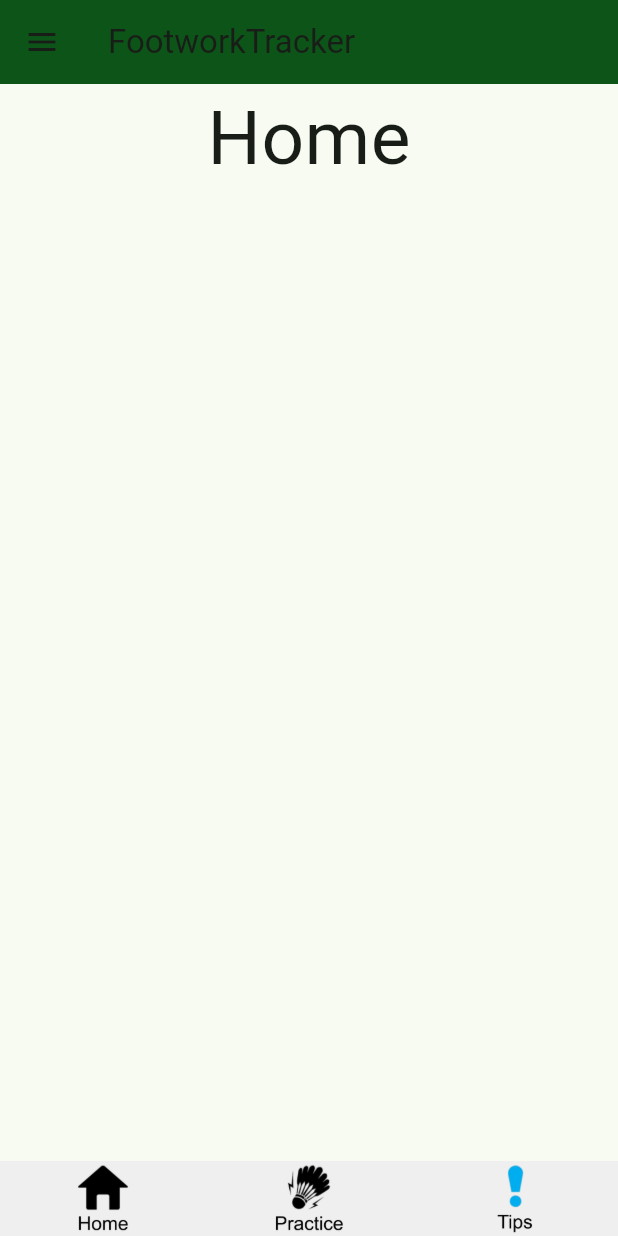
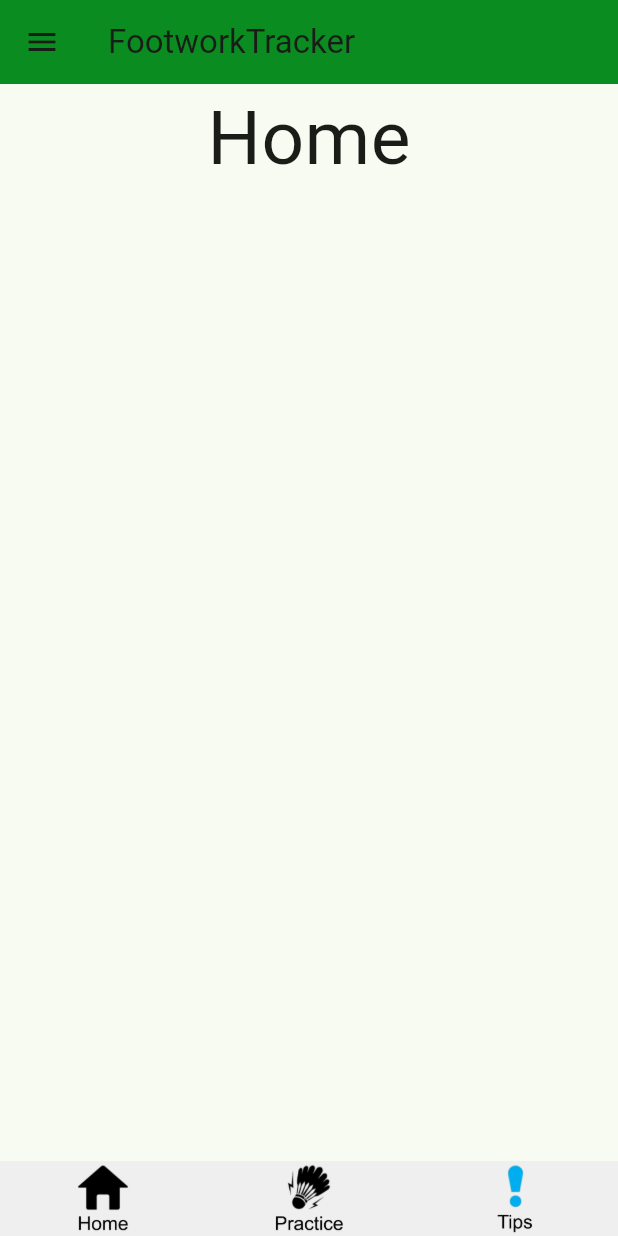
Before and after one commit to Kiaze-Wgna/footwork_tracker, a Flutter app: the screen it shows after launch, on a phone screen of 412 x 824 dp. Run offline on Flutter 3.47's test engine with Material 3 defaults, Android fonts, the light colour scheme and no system bars.

Commit message:
minor patch

```diff
--- a/lib/main.dart
+++ b/lib/main.dart
@@ -8,7 +8,7 @@ int practicetype=0;
 
 //Global Theme
 final globalTheme=ThemeData(
-  colorScheme: ColorScheme.fromSeed(seedColor: Color.fromARGB(255, 12, 84, 24)),
+  colorScheme: ColorScheme.fromSeed(seedColor: Color.fromARGB(255, 11, 140, 33)),
   useMaterial3: true,
 );
 
@@ -16,7 +16,7 @@ final globalTheme=ThemeData(
 //topBar
 PreferredSizeWidget topBar({String text="FootworkTracker"}){
   return AppBar(
-    backgroundColor: const Color.fromARGB(255, 12, 84, 24),
+    backgroundColor: const Color.fromARGB(255, 11, 140, 33),
     title: Text(text),
   );
 }
@@ -81,7 +81,7 @@ Widget bottomBar(BuildContext context){
 //sideMenu
 Widget sideMenu(BuildContext context){
   return Drawer(
-    backgroundColor: const Color.fromARGB(255, 12, 84, 24),
+    backgroundColor: const Color.fromARGB(255, 11, 140, 33),
     child:Column(
       mainAxisAlignment: MainAxisAlignment.start,
       crossAxisAlignment: CrossAxisAlignment.start,
@@ -383,7 +383,9 @@ class _PracticeGenerator extends State<PracticeGenerator> {
   }
   @override
   void dispose() {
-    timer?.cancel(); // Cancel timer when screen is closed
+    practicestart=false;
+    timer?.cancel();
+    practicecount=0;
     super.dispose();
   }
   @override
```
